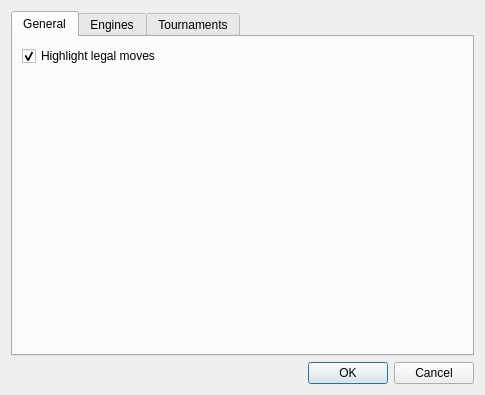
Qt form projects/gui/ui/settingsdlg.ui (cutechess/cutechess) before a commit.
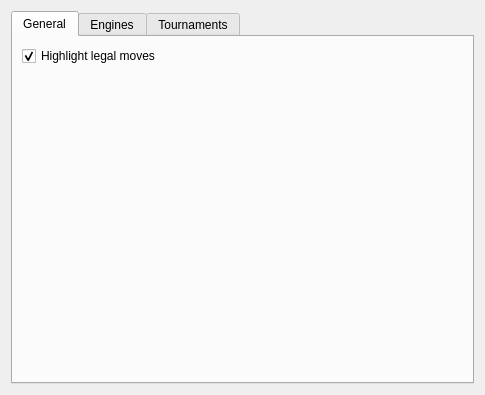
The same form after that commit.

```diff
--- a/projects/gui/ui/settingsdlg.ui
+++ b/projects/gui/ui/settingsdlg.ui
@@ -73,13 +73,6 @@
      </widget>
     </widget>
    </item>
-   <item>
-    <widget class="QDialogButtonBox" name="m_buttonBox">
-     <property name="standardButtons">
-      <set>QDialogButtonBox::Cancel|QDialogButtonBox::Ok</set>
-     </property>
-    </widget>
-   </item>
   </layout>
  </widget>
  <resources/>
```
Left out of the diff: 19 changed lines with no effect on the pictures.
